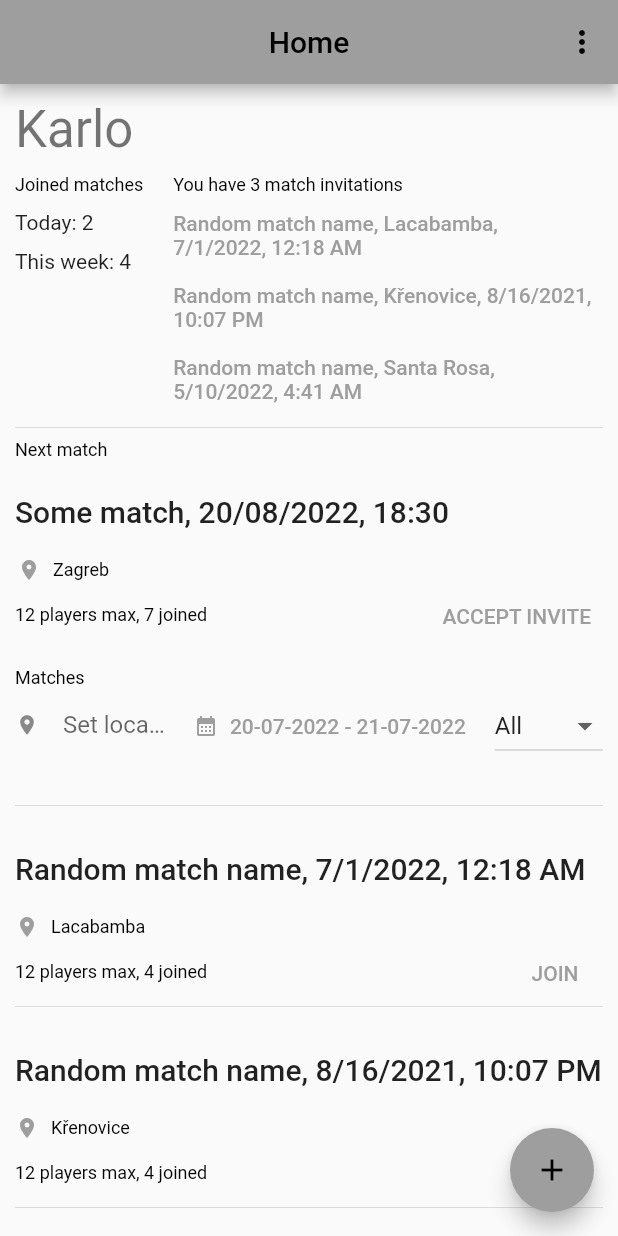
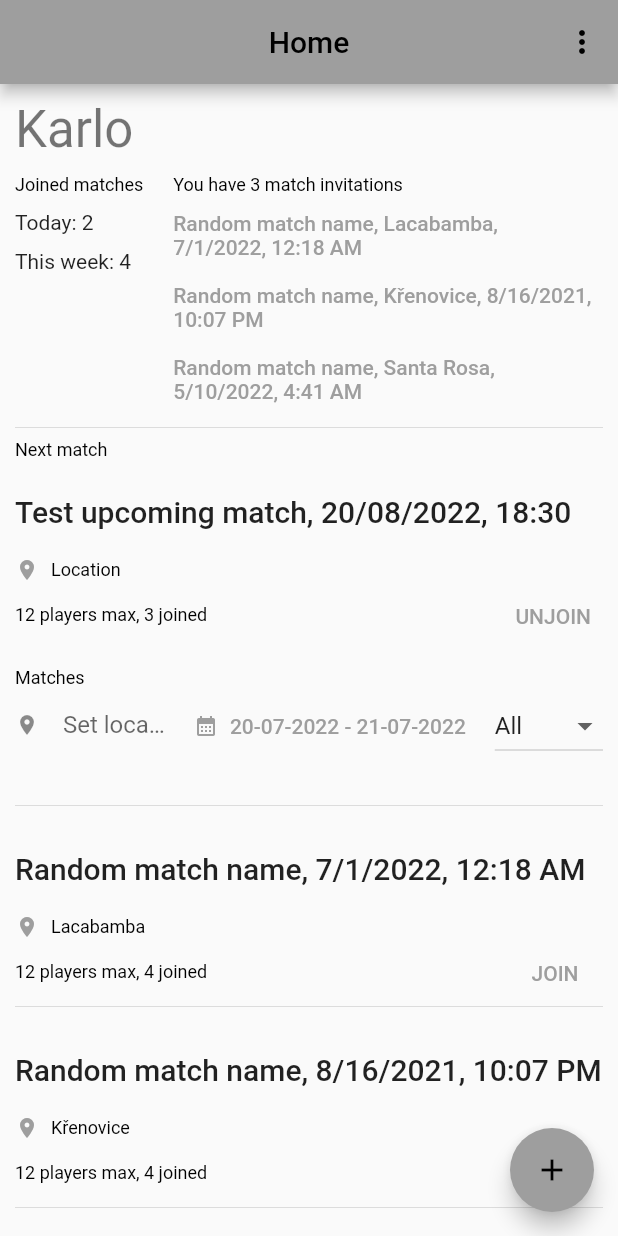
Before and after one commit to ikaem/five-on-four, a Flutter app: the screen it shows after launch, on a phone screen of 412 x 824 dp. Run offline on Flutter 3.47's test engine with Material 2 defaults, Android fonts, the phone set to English and light mode, and no system bars.

Commit message:
add match brief to replace rendering funciton in home view

```diff
--- /dev/null
+++ b/lib/features/matches/presentation/widgets/match_brief.dart
@@ -0,0 +1,76 @@
+import 'package:five_on_four/features/matches/domain/models/index.dart'
+    show Match;
+import 'package:five_on_four/features/matches/index.dart';
+import 'package:five_on_four/navigation/app_router.dart';
+import 'package:flutter/material.dart';
+
+class MatchBrief extends StatelessWidget {
+  final Match match;
+  final String playerMatchActionLabel;
+  final HandlePlayerMatchAction handlePlayerMatchAction;
+
+  const MatchBrief({
+    Key? key,
+    required this.match,
+    required this.playerMatchActionLabel,
+    required this.handlePlayerMatchAction,
+  }) : super(key: key);
+
+  @override
+  Widget build(BuildContext context) {
+    final matchLabel = "${match.name}, ${match.date}, ${match.time}";
+    final playersLabel =
+        "${match.maxPlayers} players max, ${match.players.length} joined";
+
+    return Column(
+      crossAxisAlignment: CrossAxisAlignment.start,
+      mainAxisAlignment: MainAxisAlignment.start,
+      children: <Widget>[
+        TextButton(
+          onPressed: () {
+            AppRouter.toMatch(context, match.id);
+          },
+          child: Text(matchLabel, style: Theme.of(context).textTheme.headline6),
+          style: TextButton.styleFrom(padding: EdgeInsets.all(0)),
+        ),
+        SizedBox(
+          height: 30,
+          child: TextButton.icon(
+            style: ButtonStyle(
+              // padding: MaterialStateProperty.all<EdgeInsets>(EdgeInsets.all(1)),
+              padding: MaterialStateProperty.all<EdgeInsets>(
+                  const EdgeInsets.only(top: 5, bottom: 5)),
+              // fixedSize: MaterialStateProperty.<Size>(Size())
+            ),
+            onPressed: () {
+              // this should open maps
+            },
+            icon: const Icon(Icons.location_on, size: 16),
+            label: Text(
+              match.location,
+              style: Theme.of(context).textTheme.labelMedium,
+            ),
+          ),
+        ),
+        SizedBox(
+          height: 30,
+          child: Row(
+            mainAxisAlignment: MainAxisAlignment.spaceBetween,
+            children: [
+              Text(
+                playersLabel,
+                style: Theme.of(context).textTheme.labelMedium,
+              ),
+              TextButton(
+                onPressed: handlePlayerMatchAction,
+                child: Text(
+                  playerMatchActionLabel.toUpperCase(),
+                ),
+              )
+            ],
+          ),
+        )
+      ],
+    );
+  }
+}
--- a/lib/features/matches/presentation/widgets/match_invite.dart
+++ b/lib/features/matches/presentation/widgets/match_invite.dart
@@ -1,12 +1,10 @@
 import 'package:five_on_four/navigation/index.dart';
 import "package:five_on_four/features/matches/index.dart" show Match;
 import 'package:flutter/material.dart';
-import 'package:flutter/src/foundation/key.dart';
-import 'package:flutter/src/widgets/framework.dart';
 
 class MatchInvite extends StatelessWidget {
   final Match match;
-  const MatchInvite({Key? key, required Match this.match}) : super(key: key);
+  const MatchInvite({Key? key, required this.match}) : super(key: key);
 
   @override
   Widget build(BuildContext context) {
--- a/lib/screens/home_screen.dart
+++ b/lib/screens/home_screen.dart
@@ -1,5 +1,6 @@
 import 'package:five_on_four/features/matches/domain/models/match.dart';
 import 'package:five_on_four/features/matches/index.dart';
+import 'package:five_on_four/features/matches/presentation/widgets/match_brief.dart';
 import 'package:five_on_four/navigation/app_router.dart';
 import 'package:five_on_four/widgets/app_bar_popup_menu/app_bar_popup_menu.dart';
 import 'package:flutter/cupertino.dart';
@@ -92,24 +93,6 @@ class HomeScreen extends StatelessWidget {
                           MatchInvite(match: testList[0]),
                           MatchInvite(match: testList[1]),
                           MatchInvite(match: testList[2]),
-                          // _renderMatchInviteNotification(context,
-                          //     matchId: "test",
-                          //     matchName: "MatchName",
-                          //     city: "city",
-                          //     dateString: "22/07/2022",
-                          //     timeString: "18:30"),
-                          // _renderMatchInviteNotification(context,
-                          //     matchId: "test",
-                          //     matchName: "MatchName",
-                          //     city: "city",
-                          //     dateString: "22/07/2022",
-                          //     timeString: "18:30"),
-                          // _renderMatchInviteNotification(context,
-                          //     matchId: "test",
-                          //     matchName: "MatchName",
-                          //     city: "city",
-                          //     dateString: "22/07/2022",
-                          //     timeString: "18:30"),
                         ],
                       ),
                     ),
@@ -127,20 +110,21 @@ class HomeScreen extends StatelessWidget {
                     const SizedBox(
                       height: 10,
                     ),
-                    // this should be a widget or a function that returns widget, we will see
-                    _renderMatchBrief(context,
-                        matchId: "test",
-                        matchName: "Some match",
-                        city: "Zagreb",
-                        dateString: "20/08/2022",
-                        timeString: "18:30",
+                    MatchBrief(
+                      match: Match(
+                        id: "test",
+                        date: "20/08/2022",
+                        name: "Test upcoming match",
+                        time: "18:30",
+                        location: "Location",
                         maxPlayers: 12,
-                        joinedPlayers: 7,
-                        // TODO this labl will need to be calculated eventually
-                        actionLabel: PlayerMatchAction.acceptInvite,
-                        userMatchAction: () async {
-                      // action to unjoin here
-                    }),
+                        description: "QQuick Lorem Ipsum here",
+                        organizerPhoneNumber: "123456789",
+                        players: ["Luka", "Ivan", "Martina"],
+                      ),
+                      playerMatchActionLabel: PlayerMatchAction.unjoin,
+                      handlePlayerMatchAction: () async {},
+                    )
                   ],
                 )
                 // this is a match widget now
@@ -179,26 +163,16 @@ class HomeScreen extends StatelessWidget {
 
           final match = testList[index];
 
-          // return Text(match.name);
-
           return Column(
             children: [
               Divider(),
               SizedBox(
                 height: 10,
               ),
-              _renderMatchBrief(
-                context,
-                matchId: match.id,
-                matchName: match.name,
-                city: match.location,
-                dateString: match.date,
-                timeString: match.time,
-                maxPlayers: match.maxPlayers,
-                joinedPlayers: match.players.length,
-                actionLabel: PlayerMatchAction.join,
-                // TODO label and action will need to be calculated
-                userMatchAction: () async {},
+              MatchBrief(
+                match: match,
+                playerMatchActionLabel: PlayerMatchAction.join,
+                handlePlayerMatchAction: () async {},
               ),
             ],
           );
@@ -268,35 +242,6 @@ class HomeScreen extends StatelessWidget {
     );
   }
 
-  // this should also actually bi clickable - so probably better text button
-  Widget _renderMatchInviteNotification(
-    BuildContext context, {
-    required String matchId,
-    required String matchName,
-    required String city,
-    required String dateString,
-    required String timeString,
-  }) {
-    final matchLabel = "$matchName, $city, $dateString, $timeString";
-
-    return SizedBox(
-      height: 30,
-      child: TextButton(
-        style: ButtonStyle(
-          // padding: MaterialStateProperty.all<EdgeInsets>(EdgeInsets.all(1)),
-          padding: MaterialStateProperty.all<EdgeInsets>(
-              const EdgeInsets.only(top: 5, bottom: 5)),
-          // fixedSize: MaterialStateProperty.<Size>(Size())
-        ),
-        onPressed: () {
-          // this should eventually navigate to a match
-          AppRouter.toMatch(context, matchId);
-        },
-        child: Text(matchLabel),
-      ),
-    );
-  }
-
   Widget _renderMatchBrief(
     BuildContext context, {
     required String matchId,
```
